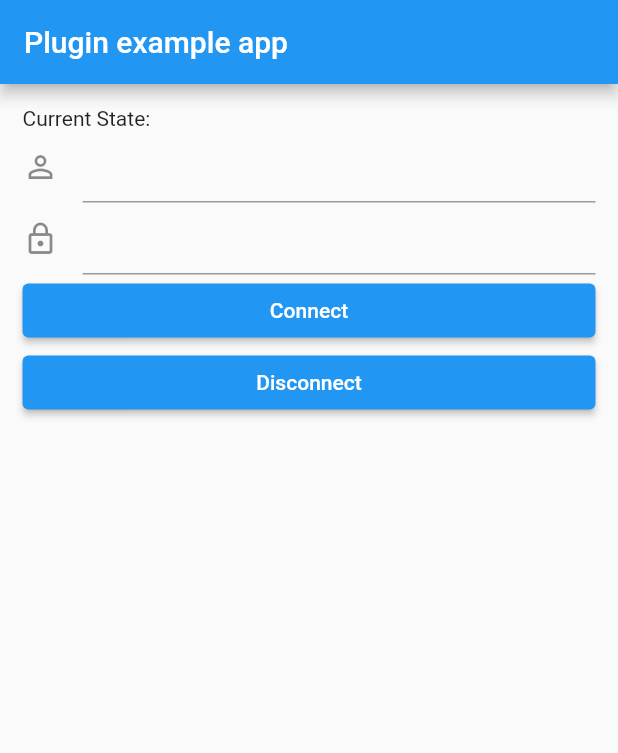
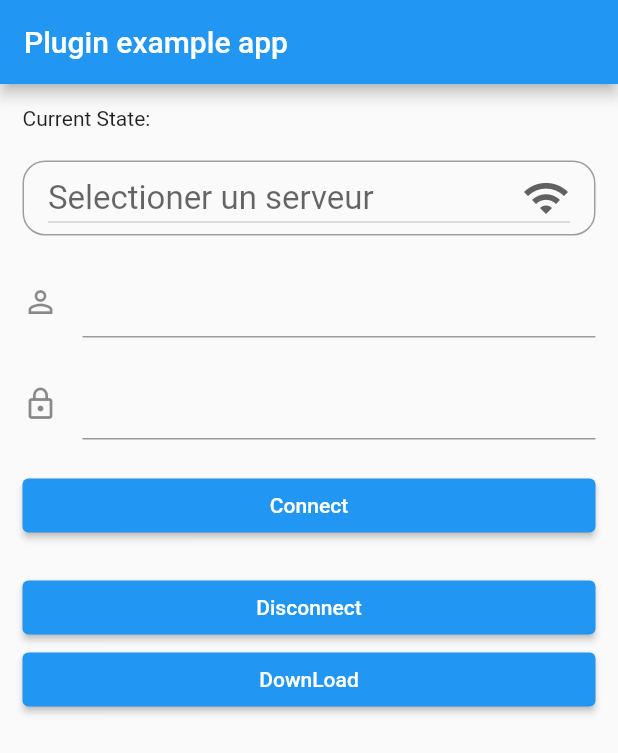
Before and after one commit to otmane24/openvpn, a Flutter app: the screen it shows after launch, after a tap on "Connect", on a phone screen of 412 x 824 dp. Shown: the top 753 px of the screen. Run offline on Flutter 3.47's test engine with Material 2 defaults, Android fonts, the phone set to English and light mode, and no system bars; our stand-ins replace file_picker, firebase_core, firebase_storage, fluttertoast; missing offline and left inert: flutter_openvpn, flutter_vpn; accounts and stored records are empty.

Commit message:
downLoad

```diff
--- a/lib/main.dart
+++ b/lib/main.dart
@@ -1,12 +1,21 @@
+// ignore: avoid_web_libraries_in_flutter
+//import 'dart:html';
+import 'dart:io';
+import 'package:file_picker/file_picker.dart';
 import 'package:flutter/material.dart';
 import 'package:flutter/services.dart';
 import 'dart:async';
-
+import 'package:http/http.dart' as http ;
+import 'package:firebase_core/firebase_core.dart' as firebase_core;
+import 'package:firebase_storage/firebase_storage.dart' as firebase_storage;
+import 'package:flutter/material.dart';
 import 'package:flutter_openvpn/flutter_openvpn.dart';
 import 'package:flutter_vpn/flutter_vpn.dart';
 import 'package:fluttertoast/fluttertoast.dart';
 
-void main() {
+Future<void> main() async {
+  WidgetsFlutterBinding.ensureInitialized();
+  await firebase_core.Firebase.initializeApp();
   runApp(MyApp());
 }
 
@@ -38,8 +47,21 @@ class _HomePageState extends State<HomePage> {
   final _usernameController = TextEditingController();
   final _passwordController = TextEditingController();
 
+  String _downLoadUrl ;
+  firebase_storage.Reference _reference = firebase_storage.FirebaseStorage.instance.ref().child('norway.ovpn');
+
+  Future downLoadServer () async {
+    String downLoadAddress = await _reference.getDownloadURL();
+    final http.Response  downLoadData = await http.get(downLoadAddress);
+    final Directory systemTempDir = Directory.systemTemp;
+    final File tempFile = File('${systemTempDir.path}/norway.ovpn');
+    if (tempFile.existsSync()){
+      await tempFile.delete();
+    } await tempFile.create()
+  }
+
   static Future<void> initPlatformState(String userName , String passWord) async {
-    var contennt=await rootBundle.loadString('vpn/sweden.ovpn');
+    var contennt = await rootBundle.loadString('vpn/sweden.ovpn');
     await FlutterOpenvpn.lunchVpn(
       contennt,
           (isProfileLoaded) {
@@ -75,6 +97,11 @@ class _HomePageState extends State<HomePage> {
     super.initState();
   }
   var state = FlutterVpnState.disconnected;
+
+  String valueSelected ;
+  List listItem =[
+    'Swadan' , 'Norway'
+  ];
   @override
   Widget build(BuildContext context) {
     return Scaffold(
@@ -85,15 +112,56 @@ class _HomePageState extends State<HomePage> {
         padding: const EdgeInsets.all(15.0),
         children: <Widget>[
           Text('Current State: $state'),
-
+          SizedBox(
+            height: 20,
+          ),
+          Container(
+            padding: EdgeInsets.only(left: 16,right: 16),
+            decoration: BoxDecoration(
+              border: Border.all(color: Colors.grey,width: 1),
+              borderRadius: BorderRadius.circular(15)
+            ),
+            child: DropdownButton(
+              hint: Text('Selectioner un serveur'),
+              icon: Icon(Icons.wifi),
+              isExpanded: true,
+              iconSize: 32,
+              style: TextStyle(
+                  color: Colors.black,
+                  fontSize: 22,
+              ),
+              value: valueSelected,
+                items: listItem.map((valueItem) {
+                  return DropdownMenuItem(
+                      value: valueItem,
+                      child: Text(valueItem));
+                }).toList(),
+                onChanged: (newValue){
+                  setState(() {
+                    valueSelected = newValue ;
+                  });
+                },
+               // dropdownColor: Colors.red,
+              //  onTap:(){} ,
+            ),
+          ),
+          SizedBox(
+            height: 20,
+          ),
           TextFormField(
             controller: _usernameController,
             decoration: InputDecoration(icon: Icon(Icons.person_outline)),
+          ),
+          SizedBox(
+            height: 20,
           ),
           TextFormField(
             controller: _passwordController,
             obscureText: true,
             decoration: InputDecoration(icon: Icon(Icons.lock_outline)),
+          ),
+          SizedBox(
+            height: 20,
           ),
           ElevatedButton(
               child: Text('Connect'),
@@ -107,6 +175,9 @@ class _HomePageState extends State<HomePage> {
                 });
               }
           ),
+          SizedBox(
+            height: 20,
+          ),
           ElevatedButton(
               child: Text('Disconnect'),
               onPressed: () {
@@ -117,6 +188,13 @@ class _HomePageState extends State<HomePage> {
                 });
               }
           ),
+          ElevatedButton(
+              onPressed: (){
+                setState(() {
+                  downLoadServer();
+                });
+              },
+              child: Text("DownLoad"))
         ],
       ),
     );
--- a/pubspec.yaml
+++ b/pubspec.yaml
@@ -21,6 +21,8 @@ dependencies:
     path: ../
   fluttertoast: ^7.0.2
   flutter_vpn: ^0.10.1
+  firebase_storage:
+  file_picker:
 
   # The following adds the Cupertino Icons font to your application.
   # Use with the CupertinoIcons class for iOS style icons.
```
Also changed, not shown: pubspec.lock, 3 other files.
